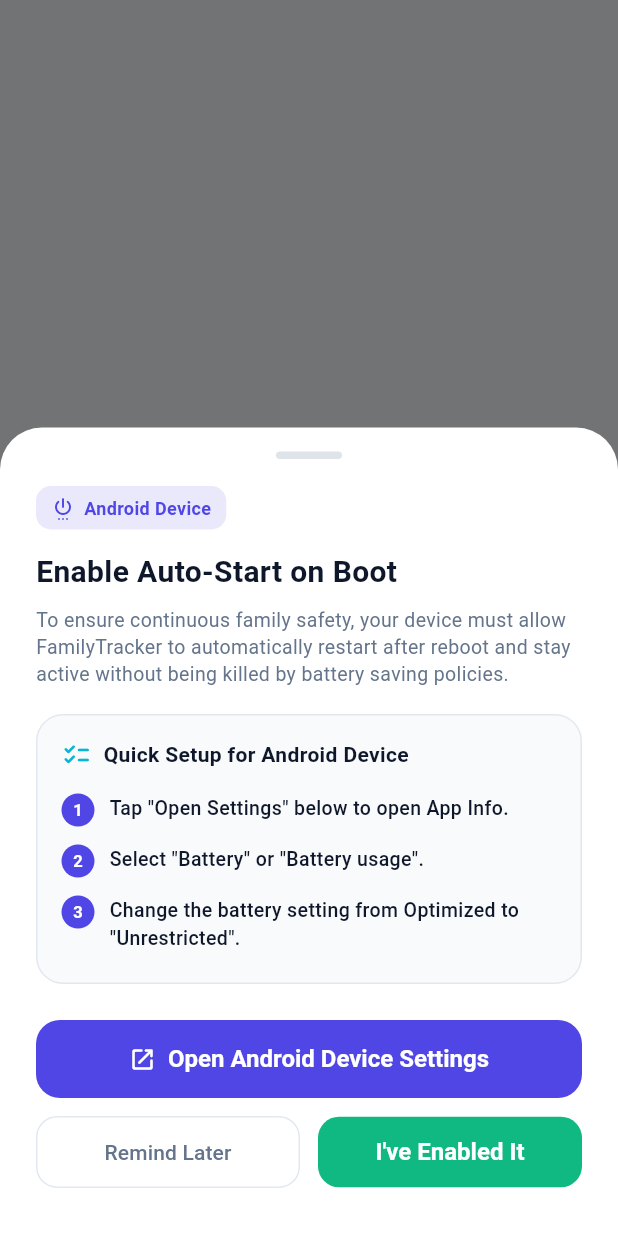
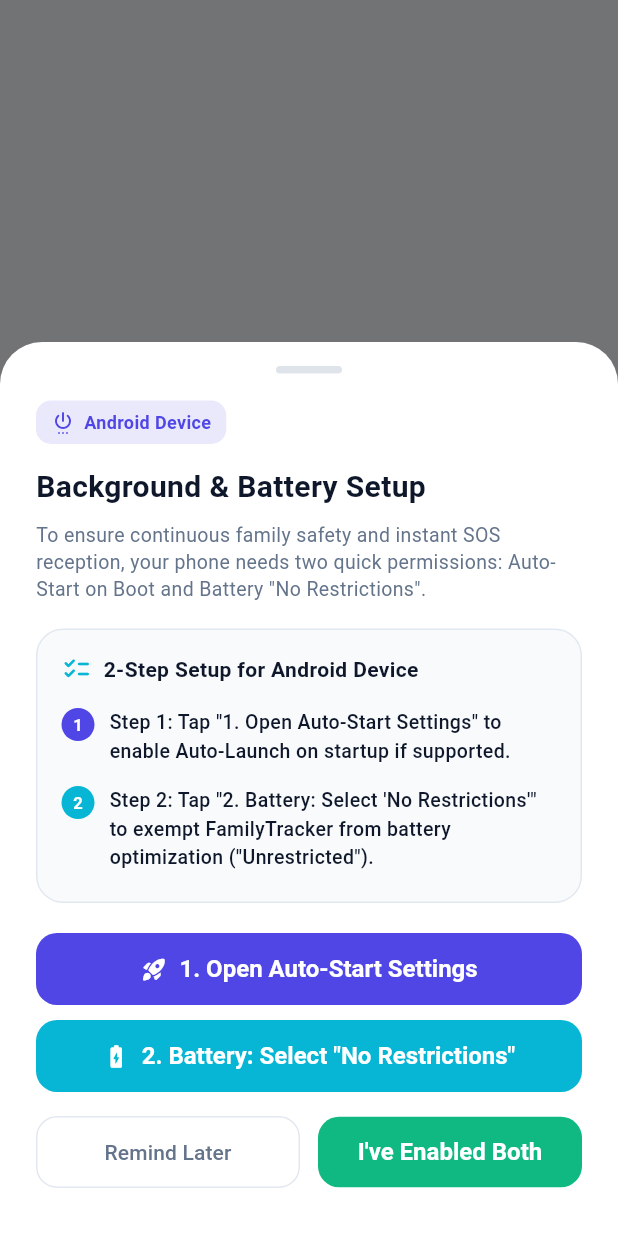
Before and after one commit to arunteja30/familytracker, a Flutter app: what show() shows on an empty page, opened directly, on a phone screen of 412 x 824 dp. Run offline on Flutter 3.47's test engine with Material 3 defaults, Android fonts, the phone set to English and light mode, and no system bars; our stand-ins replace battery_plus, firebase_auth, firebase_core, firebase_database, flutter_local_notifications, flutter_map and 7 more; accounts and stored records are empty; network calls fail.

Commit message:
Add OEM Battery Optimization No Restrictions menu actions for Xiaomi, Samsung, Oppo, Vivo, OnePlus and stock Android

```diff
--- a/flutter_family_tracker/lib/ui/widgets/oem_autostart_modal.dart
+++ b/flutter_family_tracker/lib/ui/widgets/oem_autostart_modal.dart
@@ -1,3 +1,4 @@
+import 'dart:io';
 import 'package:flutter/foundation.dart';
 import 'package:flutter/material.dart';
 import '../../constants/app_colors.dart';
@@ -14,11 +15,9 @@
     this.isManualTrigger = false,
   });
 
-  static Future<void> show(BuildContext context, {bool isManualTrigger = true}) async {
-    if (kIsWeb || defaultTargetPlatform != TargetPlatform.android) return;
-
+  /// Show the OEM Auto-Start & Battery optimization modal manually (e.g. from Settings)
+  static Future<void> show(BuildContext context, {bool isManualTrigger = false}) async {
     final oemInfo = await NativeService.getDeviceOemInfo();
-
     if (!context.mounted) return;
 
     await showModalBottomSheet(
@@ -32,8 +31,9 @@
     );
   }
 
+  /// Automatically show on Dashboard on first launch if device is an aggressive OEM
   static Future<void> showIfNeeded(BuildContext context) async {
-    if (kIsWeb || defaultTargetPlatform != TargetPlatform.android) return;
+    if (kIsWeb || !Platform.isAndroid) return;
 
     final alreadyShown = PreferencesService.isAutostartGuidanceShown();
     if (alreadyShown) return;
@@ -41,7 +41,6 @@
     final oemInfo = await NativeService.getDeviceOemInfo();
     final isStrictOem = oemInfo?['isStrictOem'] as bool? ?? false;
 
-    // Prompt automatically on devices with aggressive background killers
     if (isStrictOem && context.mounted) {
       await show(context, isManualTrigger: false);
     }
@@ -67,7 +66,7 @@
   String get _detectedBrandName {
     final lower = ('$_manufacturer $_brand').toLowerCase();
     if (lower.contains('xiaomi') || lower.contains('redmi') || lower.contains('poco')) {
-      return 'Xiaomi / MIUI';
+      return 'Xiaomi / MIUI / HyperOS';
     } else if (lower.contains('samsung')) {
       return 'Samsung (One UI)';
     } else if (lower.contains('oppo')) {
@@ -101,51 +100,48 @@
 
     if (lower.contains('xiaomi') || lower.contains('redmi') || lower.contains('poco')) {
       return [
-        'Tap "Open Settings" below to launch Autostart management.',
-        'Locate and enable "Autostart" for FamilyTracker.',
-        'Go to Battery Saver options and select "No restrictions".',
+        'Step 1: Tap "1. Open Auto-Start Settings" and enable "Autostart" for FamilyTracker.',
+        'Step 2: Tap "2. Battery: Select \'No Restrictions\'" and choose "No restrictions" so MIUI never freezes background tracking.',
       ];
     } else if (lower.contains('samsung')) {
       return [
-        'Tap "Open Settings" below to open Battery settings.',
-        'Navigate to "Background usage limits" > "Never sleeping apps".',
-        'Tap the "+" icon and add FamilyTracker to the whitelist.',
+        'Step 1: Tap "1. Open Auto-Start Settings" and add FamilyTracker to "Never sleeping apps".',
+        'Step 2: Tap "2. Battery: Select \'No Restrictions\'" and set Battery to "Unrestricted".',
       ];
     } else if (lower.contains('oppo') || lower.contains('realme')) {
       return [
-        'Tap "Open Settings" below to open Startup App list.',
-        'Enable "Allow Auto-Launch" for FamilyTracker.',
-        'Enable "Allow background activity" in App Battery usage.',
+        'Step 1: Tap "1. Open Auto-Start Settings" and turn ON "Allow Auto-Launch".',
+        'Step 2: Tap "2. Battery: Select \'No Restrictions\'" and allow background activity / turn off optimization.',
       ];
     } else if (lower.contains('vivo') || lower.contains('iqoo')) {
       return [
-        'Tap "Open Settings" below to access Permission Manager.',
-        'Turn on "Autostart" permission for FamilyTracker.',
-        'Under "High Background Power Consumption", allow continuous operation.',
+        'Step 1: Tap "1. Open Auto-Start Settings" and enable "Autostart" permission.',
+        'Step 2: Tap "2. Battery: Select \'No Restrictions\'" and allow "High Background Power Consumption".',
       ];
     } else if (lower.contains('oneplus')) {
       return [
-        'Tap "Open Settings" below to access Battery settings.',
-        'Under "Battery Optimization", choose "Don\'t optimize".',
-        'Enable "Allow background activity" for uninterrupted safety tracking.',
+        'Step 1: Tap "1. Open Auto-Start Settings" and turn on "Auto-launch" for FamilyTracker.',
+        'Step 2: Tap "2. Battery: Select \'No Restrictions\'" and select "Don\'t optimize" / "Unrestricted".',
       ];
     } else if (lower.contains('huawei') || lower.contains('honor')) {
       return [
-        'Tap "Open Settings" below to access App Launch settings.',
-        'Turn OFF "Manage automatically" for FamilyTracker.',
-        'Enable "Auto-launch", "Secondary launch", and "Run in background".',
+        'Step 1: Tap "1. Open Auto-Start Settings", turn OFF "Manage automatically" and enable "Auto-launch" & "Run in background".',
+        'Step 2: Tap "2. Battery: Select \'No Restrictions\'" and add FamilyTracker to protected apps.',
       ];
     }
 
     return [
-      'Tap "Open Settings" below to open App Info.',
-      'Select "Battery" or "Battery usage".',
-      'Change the battery setting from Optimized to "Unrestricted".',
+      'Step 1: Tap "1. Open Auto-Start Settings" to enable Auto-Launch on startup if supported.',
+      'Step 2: Tap "2. Battery: Select \'No Restrictions\'" to exempt FamilyTracker from battery optimization ("Unrestricted").',
     ];
   }
 
-  Future<void> _handleOpenSettings() async {
+  Future<void> _handleOpenAutoStart() async {
     await NativeService.openOemAutoStartSettings();
+  }
+
+  Future<void> _handleOpenBatteryOptimization() async {
+    await NativeService.openBatteryOptimizationSettings();
   }
 
   Future<void> _handleDismiss(bool markAsDone) async {
@@ -180,7 +176,7 @@
                   width: 44,
                   height: 5,
                   decoration: BoxDecoration(
-                    color: AppColors.textMuted.withOpacity(0.3),
+                    color: AppColors.textMuted.withValues(alpha: 0.3),
                     borderRadius: BorderRadius.circular(10),
                   ),
                 ),
@@ -193,7 +189,7 @@
                   Container(
                     padding: const EdgeInsets.symmetric(horizontal: 10, vertical: 6),
                     decoration: BoxDecoration(
-                      color: AppColors.primary.withOpacity(0.12),
+                      color: AppColors.primary.withValues(alpha: 0.12),
                       borderRadius: BorderRadius.circular(10),
                     ),
                     child: Row(
@@ -228,7 +224,7 @@
 
               // Title
               const Text(
-                'Enable Auto-Start on Boot',
+                'Background & Battery Setup',
                 style: TextStyle(
                   fontSize: 20,
                   fontWeight: FontWeight.bold,
@@ -239,7 +235,7 @@
 
               // Explanation
               const Text(
-                'To ensure continuous family safety, your device must allow FamilyTracker to automatically restart after reboot and stay active without being killed by battery saving policies.',
+                'To ensure continuous family safety and instant SOS reception, your phone needs two quick permissions: Auto-Start on Boot and Battery "No Restrictions".',
                 style: TextStyle(
                   fontSize: 13,
                   color: AppColors.textSecondary,
@@ -268,7 +264,7 @@
                         ),
                         const SizedBox(width: 8),
                         Text(
-                          'Quick Setup for $brandTitle',
+                          '2-Step Setup for $brandTitle',
                           style: const TextStyle(
                             fontSize: 14,
                             fontWeight: FontWeight.bold,
@@ -288,8 +284,8 @@
                               width: 22,
                               height: 22,
                               alignment: Alignment.center,
-                              decoration: const BoxDecoration(
-                                color: AppColors.primary,
+                              decoration: BoxDecoration(
+                                color: i == 0 ? AppColors.primary : AppColors.accent,
                                 shape: BoxShape.circle,
                               ),
                               child: Text(
@@ -315,32 +311,53 @@
                           ],
                         ),
                       ),
-                      if (i < instructions.length - 1) const SizedBox(height: 4),
+                      if (i < instructions.length - 1) const SizedBox(height: 6),
                     ],
                   ],
                 ),
               ),
-              const SizedBox(height: 24),
+              const SizedBox(height: 20),
 
-              // Primary Action Button
+              // Action Buttons: Step 1 & Step 2
+              // Step 1: Open Auto-Start
               SizedBox(
                 width: double.infinity,
-                height: 52,
+                height: 48,
                 child: ElevatedButton.icon(
-                  onPressed: _handleOpenSettings,
-                  icon: const Icon(Icons.open_in_new_rounded),
-                  label: Text('Open $brandTitle Settings'),
+                  onPressed: _handleOpenAutoStart,
+                  icon: const Icon(Icons.rocket_launch_rounded, size: 18),
+                  label: const Text('1. Open Auto-Start Settings'),
                   style: ElevatedButton.styleFrom(
                     backgroundColor: AppColors.primary,
                     foregroundColor: Colors.white,
                     shape: RoundedRectangleBorder(
-                      borderRadius: BorderRadius.circular(16),
+                      borderRadius: BorderRadius.circular(14),
                     ),
                     elevation: 0,
                   ),
                 ),
               ),
-              const SizedBox(height: 12),
+              const SizedBox(height: 10),
+
+              // Step 2: Open Battery Saver / No Restrictions
+              SizedBox(
+                width: double.infinity,
+                height: 48,
+                child: ElevatedButton.icon(
+                  onPressed: _handleOpenBatteryOptimization,
+                  icon: const Icon(Icons.battery_charging_full_rounded, size: 18),
+                  label: const Text('2. Battery: Select "No Restrictions"'),
+                  style: ElevatedButton.styleFrom(
+                    backgroundColor: AppColors.accent,
+                    foregroundColor: Colors.white,
+                    shape: RoundedRectangleBorder(
+                      borderRadius: BorderRadius.circular(14),
+                    ),
+                    elevation: 0,
+                  ),
+                ),
+              ),
+              const SizedBox(height: 16),
 
               // Done / Close Actions
               Row(
@@ -352,7 +369,7 @@
                         shape: RoundedRectangleBorder(
                           borderRadius: BorderRadius.circular(14),
                         ),
-                        side: BorderSide(color: AppColors.cardBorder),
+                        side: const BorderSide(color: AppColors.cardBorder),
                         padding: const EdgeInsets.symmetric(vertical: 14),
                       ),
                       child: const Text(
@@ -374,7 +391,7 @@
                         padding: const EdgeInsets.symmetric(vertical: 14),
                         elevation: 0,
                       ),
-                      child: const Text('I\'ve Enabled It'),
+                      child: const Text('I\'ve Enabled Both'),
                     ),
                   ),
                 ],
```
Also changed, not shown: flutter_family_tracker/lib/services/native_service.dart (+12 -0 lines), flutter_family_tracker/lib/ui/screens/settings_screen.dart (+26 -4 lines), 2 other files.
